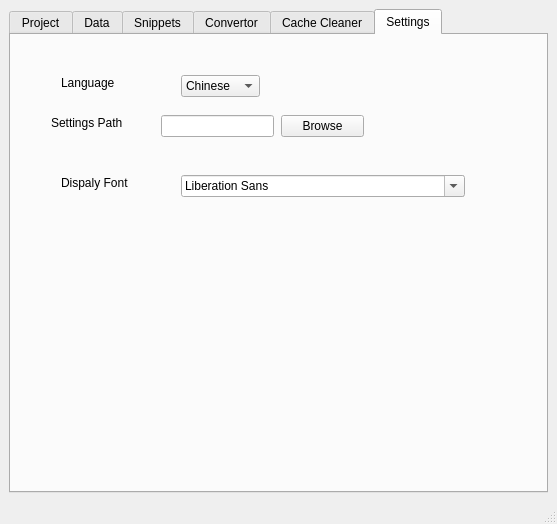
First picture: the form in ui/main_window.ui, repository Didi-Huang/lea, before the edit.
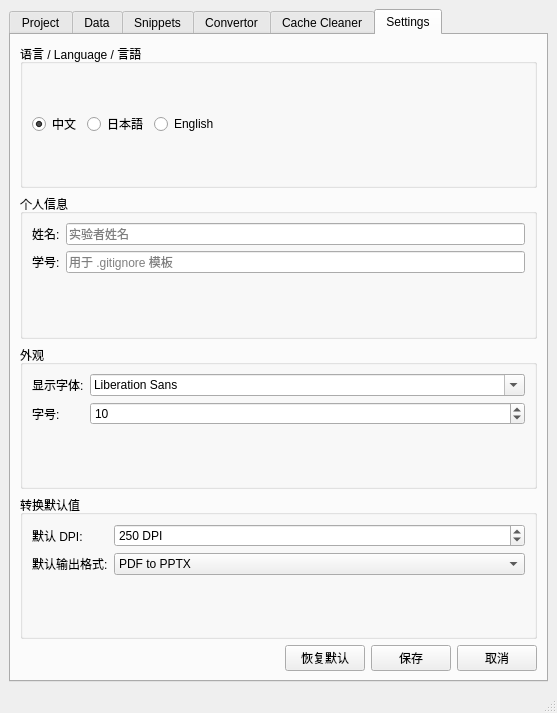
Second picture: the form after the edit. The open tabs and pages were chosen to show the change.

Commit message:
UI: 实现 Data 和 Settings 标签页布局，设置持久化到 user_data/config.json
- Data 标签页：数据源/预览/快速分析三区域布局，
  含 CSV 文件选择、编码/分隔符设置、QTableView、X/Y列选择、
  散点图/直方图/线性拟合按钮、图表区域、拟合结果显示、
  保存图片和复制 LaTeX 按钮
- Settings 标签页：取代原有绝对坐标布局，改为 QVBoxLayout +
  QGroupBox + QFormLayout 组合，含语言/个人信息/外观/默认值四组
- 设置加载/保存：从 user_data/config.json 读写，
  user_data/ 目录不存在时弹窗确认创建
- Data 标签页按钮连接占位槽函数（提示「待实现」）
- 新增 QFontComboBox 和 QTableView 导入

```diff
--- a/ui/main_window.ui
+++ b/ui/main_window.ui
@@ -152,6 +152,239 @@
        <attribute name="title">
         <string>Data</string>
        </attribute>
+       <layout class="QVBoxLayout" name="verticalLayout_data">
+        <item>
+         <widget class="QGroupBox" name="group_data_source">
+          <property name="title">
+           <string>数据源</string>
+          </property>
+          <layout class="QVBoxLayout" name="verticalLayout_data_source">
+           <item>
+            <layout class="QHBoxLayout" name="horizontalLayout_data_file">
+             <item>
+              <widget class="QLabel" name="label_data_source">
+               <property name="text">
+                <string>文件:</string>
+               </property>
+              </widget>
+             </item>
+             <item>
+              <widget class="QLineEdit" name="edit_data_source"/>
+             </item>
+             <item>
+              <widget class="QPushButton" name="btn_data_source">
+               <property name="text">
+                <string>浏览...</string>
+               </property>
+              </widget>
+             </item>
+            </layout>
+           </item>
+           <item>
+            <layout class="QHBoxLayout" name="horizontalLayout_data_options">
+             <item>
+              <widget class="QLabel" name="label_data_encoding">
+               <property name="text">
+                <string>编码:</string>
+               </property>
+              </widget>
+             </item>
+             <item>
+              <widget class="QComboBox" name="combo_data_encoding">
+               <item>
+                <property name="text">
+                 <string>UTF-8</string>
+                </property>
+               </item>
+               <item>
+                <property name="text">
+                 <string>Shift-JIS</string>
+                </property>
+               </item>
+               <item>
+                <property name="text">
+                 <string>GBK</string>
+                </property>
+               </item>
+              </widget>
+             </item>
+             <item>
+              <widget class="QLabel" name="label_data_separator">
+               <property name="text">
+                <string>分隔符:</string>
+               </property>
+              </widget>
+             </item>
+             <item>
+              <widget class="QComboBox" name="combo_data_separator">
+               <item>
+                <property name="text">
+                 <string>,</string>
+                </property>
+               </item>
+               <item>
+                <property name="text">
+                 <string>\t</string>
+                </property>
+               </item>
+               <item>
+                <property name="text">
+                 <string>;</string>
+                </property>
+               </item>
+              </widget>
+             </item>
+             <item>
+              <widget class="QLabel" name="label_data_header">
+               <property name="text">
+                <string>表头行:</string>
+               </property>
+              </widget>
+             </item>
+             <item>
+              <widget class="QSpinBox" name="spin_data_header">
+               <property name="minimum">
+                <number>0</number>
+               </property>
+               <property name="value">
+                <number>0</number>
+               </property>
+              </widget>
+             </item>
+             <item>
+              <widget class="QPushButton" name="btn_data_load">
+               <property name="text">
+                <string>加载</string>
+               </property>
+              </widget>
+             </item>
+            </layout>
+           </item>
+          </layout>
+         </widget>
+        </item>
+        <item>
+         <widget class="QGroupBox" name="group_data_preview">
+          <property name="title">
+           <string>数据预览</string>
+          </property>
+          <layout class="QVBoxLayout" name="verticalLayout_data_preview">
+           <item>
+            <widget class="QTableView" name="table_data_preview"/>
+           </item>
+           <item>
+            <widget class="QLabel" name="lbl_data_stats">
+             <property name="text">
+              <string>未加载数据</string>
+             </property>
+            </widget>
+           </item>
+          </layout>
+         </widget>
+        </item>
+        <item>
+         <widget class="QGroupBox" name="group_data_analysis">
+          <property name="title">
+           <string>快速分析</string>
+          </property>
+          <layout class="QVBoxLayout" name="verticalLayout_data_analysis">
+           <item>
+            <layout class="QHBoxLayout" name="horizontalLayout_data_columns">
+             <item>
+              <widget class="QLabel" name="label_data_xcol">
+               <property name="text">
+                <string>X轴:</string>
+               </property>
+              </widget>
+             </item>
+             <item>
+              <widget class="QComboBox" name="combo_data_xcol"/>
+             </item>
+             <item>
+              <widget class="QLabel" name="label_data_ycol">
+               <property name="text">
+                <string>Y轴:</string>
+               </property>
+              </widget>
+             </item>
+             <item>
+              <widget class="QComboBox" name="combo_data_ycol"/>
+             </item>
+             <item>
+              <widget class="QPushButton" name="btn_data_scatter">
+               <property name="text">
+                <string>散点图</string>
+               </property>
+              </widget>
+             </item>
+             <item>
+              <widget class="QPushButton" name="btn_data_hist">
+               <property name="text">
+                <string>直方图</string>
+               </property>
+              </widget>
+             </item>
+             <item>
+              <widget class="QPushButton" name="btn_data_linear">
+               <property name="text">
+                <string>线性拟合</string>
+               </property>
+              </widget>
+             </item>
+            </layout>
+           </item>
+           <item>
+            <widget class="QWidget" name="widget_data_plot" native="true">
+             <property name="minimumSize">
+              <size>
+               <width>0</width>
+               <height>250</height>
+              </size>
+             </property>
+            </widget>
+           </item>
+           <item>
+            <widget class="QLabel" name="lbl_data_fit_result">
+             <property name="text">
+              <string>拟合结果将显示在这里</string>
+             </property>
+            </widget>
+           </item>
+           <item>
+            <layout class="QHBoxLayout" name="horizontalLayout_data_export">
+             <item>
+              <widget class="QPushButton" name="btn_data_save_png">
+               <property name="text">
+                <string>保存图片(PNG)</string>
+               </property>
+              </widget>
+             </item>
+             <item>
+              <widget class="QPushButton" name="btn_data_copy_latex">
+               <property name="text">
+                <string>复制LaTeX公式</string>
+               </property>
+              </widget>
+             </item>
+             <item>
+              <spacer name="horizontalSpacer_data_export">
+               <property name="orientation">
+                <enum>Qt::Orientation::Horizontal</enum>
+               </property>
+               <property name="sizeHint" stdset="0">
+                <size>
+                 <width>40</width>
+                 <height>20</height>
+                </size>
+               </property>
+              </spacer>
+             </item>
+            </layout>
+           </item>
+          </layout>
+         </widget>
+        </item>
+       </layout>
       </widget>
       <widget class="QWidget" name="tab_snippets">
        <attribute name="title">
@@ -473,129 +706,225 @@
        <attribute name="title">
         <string>Settings</string>
        </attribute>
-       <widget class="QLabel" name="label_settings_path">
-        <property name="geometry">
-         <rect>
-          <x>40</x>
-          <y>80</y>
-          <width>91</width>
-          <height>16</height>
-         </rect>
-        </property>
-        <property name="text">
-         <string>Settings Path</string>
-        </property>
-       </widget>
-       <widget class="QLineEdit" name="lineEdit_3">
-        <property name="geometry">
-         <rect>
-          <x>150</x>
-          <y>80</y>
-          <width>113</width>
-          <height>22</height>
-         </rect>
-        </property>
-       </widget>
-       <widget class="QPushButton" name="config_path_btn">
-        <property name="geometry">
-         <rect>
-          <x>270</x>
-          <y>80</y>
-          <width>83</width>
-          <height>22</height>
-         </rect>
-        </property>
-        <property name="text">
-         <string>Browse</string>
-        </property>
-       </widget>
-       <widget class="QPushButton" name="pushButton_3">
-        <property name="geometry">
-         <rect>
-          <x>430</x>
-          <y>720</y>
-          <width>83</width>
-          <height>22</height>
-         </rect>
-        </property>
-        <property name="text">
-         <string>save</string>
-        </property>
-       </widget>
-       <widget class="QPushButton" name="pushButton_4">
-        <property name="geometry">
-         <rect>
-          <x>560</x>
-          <y>720</y>
-          <width>83</width>
-          <height>22</height>
-         </rect>
-        </property>
-        <property name="text">
-         <string>cancle</string>
-        </property>
-       </widget>
-       <widget class="QLabel" name="label">
-        <property name="geometry">
-         <rect>
-          <x>50</x>
-          <y>40</y>
-          <width>81</width>
-          <height>16</height>
-         </rect>
-        </property>
-        <property name="text">
-         <string>Language</string>
-        </property>
-       </widget>
-       <widget class="QComboBox" name="comboBox">
-        <property name="geometry">
-         <rect>
-          <x>170</x>
-          <y>40</y>
-          <width>79</width>
-          <height>22</height>
-         </rect>
-        </property>
+       <layout class="QVBoxLayout" name="verticalLayout_settings">
         <item>
-         <property name="text">
-          <string>Chinese</string>
-         </property>
+         <widget class="QGroupBox" name="group_settings_lang">
+          <property name="title">
+           <string>语言 / Language / 言語</string>
+          </property>
+          <layout class="QVBoxLayout" name="verticalLayout_settings_lang">
+           <item>
+            <layout class="QHBoxLayout" name="horizontalLayout_settings_lang">
+             <item>
+              <widget class="QRadioButton" name="radio_settings_lang_zh">
+               <property name="text">
+                <string>中文</string>
+               </property>
+               <property name="checked">
+                <bool>true</bool>
+               </property>
+              </widget>
+             </item>
+             <item>
+              <widget class="QRadioButton" name="radio_settings_lang_ja">
+               <property name="text">
+                <string>日本語</string>
+               </property>
+              </widget>
+             </item>
+             <item>
+              <widget class="QRadioButton" name="radio_settings_lang_en">
+               <property name="text">
+                <string>English</string>
+               </property>
+              </widget>
+             </item>
+             <item>
+              <spacer name="horizontalSpacer_settings_lang">
+               <property name="orientation">
+                <enum>Qt::Orientation::Horizontal</enum>
+               </property>
+               <property name="sizeHint" stdset="0">
+                <size>
+                 <width>40</width>
+                 <height>20</height>
+                </size>
+               </property>
+              </spacer>
+             </item>
+            </layout>
+           </item>
+          </layout>
+         </widget>
         </item>
         <item>
-         <property name="text">
-          <string>Japanese</string>
-         </property>
+         <widget class="QGroupBox" name="group_settings_personal">
+          <property name="title">
+           <string>个人信息</string>
+          </property>
+          <layout class="QFormLayout" name="formLayout_settings_personal">
+           <item row="0" column="0">
+            <widget class="QLabel" name="label_settings_name">
+             <property name="text">
+              <string>姓名:</string>
+             </property>
+            </widget>
+           </item>
+           <item row="0" column="1">
+            <widget class="QLineEdit" name="edit_settings_name">
+             <property name="placeholderText">
+              <string>实验者姓名</string>
+             </property>
+            </widget>
+           </item>
+           <item row="1" column="0">
+            <widget class="QLabel" name="label_settings_student_id">
+             <property name="text">
+              <string>学号:</string>
+             </property>
+            </widget>
+           </item>
+           <item row="1" column="1">
+            <widget class="QLineEdit" name="edit_settings_student_id">
+             <property name="placeholderText">
+              <string>用于 .gitignore 模板</string>
+             </property>
+            </widget>
+           </item>
+          </layout>
+         </widget>
         </item>
         <item>
-         <property name="text">
-          <string>English</string>
-         </property>
+         <widget class="QGroupBox" name="group_settings_appearance">
+          <property name="title">
+           <string>外观</string>
+          </property>
+          <layout class="QFormLayout" name="formLayout_settings_appearance">
+           <item row="0" column="0">
+            <widget class="QLabel" name="label_settings_font">
+             <property name="text">
+              <string>显示字体:</string>
+             </property>
+            </widget>
+           </item>
+           <item row="0" column="1">
+            <widget class="QFontComboBox" name="combo_settings_font"/>
+           </item>
+           <item row="1" column="0">
+            <widget class="QLabel" name="label_settings_font_size">
+             <property name="text">
+              <string>字号:</string>
+             </property>
+            </widget>
+           </item>
+           <item row="1" column="1">
+            <widget class="QSpinBox" name="spin_settings_font_size">
+             <property name="minimum">
+              <number>8</number>
+             </property>
+             <property name="maximum">
+              <number>24</number>
+             </property>
+             <property name="value">
+              <number>10</number>
+             </property>
+            </widget>
+           </item>
+          </layout>
+         </widget>
         </item>
-       </widget>
-       <widget class="QLabel" name="label_3">
-        <property name="geometry">
-         <rect>
-          <x>50</x>
-          <y>140</y>
-          <width>101</width>
-          <height>16</height>
-         </rect>
-        </property>
-        <property name="text">
-         <string>Dispaly Font</string>
-        </property>
-       </widget>
-       <widget class="QFontComboBox" name="fontComboBox">
-        <property name="geometry">
-         <rect>
-          <x>170</x>
-          <y>140</y>
-          <width>284</width>
-          <height>22</height>
-         </rect>
-        </property>
-       </widget>
+        <item>
+         <widget class="QGroupBox" name="group_settings_defaults">
+          <property name="title">
+           <string>转换默认值</string>
+          </property>
+          <layout class="QFormLayout" name="formLayout_settings_defaults">
+           <item row="0" column="0">
+            <widget class="QLabel" name="label_settings_default_dpi">
+             <property name="text">
+              <string>默认 DPI:</string>
+             </property>
+            </widget>
+           </item>
+           <item row="0" column="1">
+            <widget class="QSpinBox" name="spin_settings_default_dpi">
+             <property name="minimum">
+              <number>100</number>
+             </property>
+             <property name="maximum">
+              <number>400</number>
+             </property>
+             <property name="value">
+              <number>250</number>
+             </property>
+             <property name="suffix">
+              <string> DPI</string>
+             </property>
+            </widget>
+           </item>
+           <item row="1" column="0">
+            <widget class="QLabel" name="label_settings_default_format">
+             <property name="text">
+              <string>默认输出格式:</string>
+             </property>
+            </widget>
+           </item>
+           <item row="1" column="1">
+            <widget class="QComboBox" name="combo_settings_default_format">
+             <item>
+              <property name="text">
+               <string>PDF to PPTX</string>
+              </property>
+             </item>
+             <item>
+              <property name="text">
+               <string>PDF to PPT</string>
+              </property>
+             </item>
+            </widget>
+           </item>
+          </layout>
+         </widget>
+        </item>
+        <item>
+         <layout class="QHBoxLayout" name="horizontalLayout_settings_buttons">
+          <item>
+           <spacer name="horizontalSpacer_settings_buttons">
+            <property name="orientation">
+             <enum>Qt::Orientation::Horizontal</enum>
+            </property>
+            <property name="sizeHint" stdset="0">
+             <size>
+              <width>40</width>
+              <height>20</height>
+             </size>
+            </property>
+           </spacer>
+          </item>
+          <item>
+           <widget class="QPushButton" name="btn_settings_reset">
+            <property name="text">
+             <string>恢复默认</string>
+            </property>
+           </widget>
+          </item>
+          <item>
+           <widget class="QPushButton" name="btn_settings_save">
+            <property name="text">
+             <string>保存</string>
+            </property>
+           </widget>
+          </item>
+          <item>
+           <widget class="QPushButton" name="btn_settings_cancel">
+            <property name="text">
+             <string>取消</string>
+            </property>
+           </widget>
+          </item>
+         </layout>
+        </item>
+       </layout>
       </widget>
      </widget>
     </item>
```
The commit also changes 1 other file.
